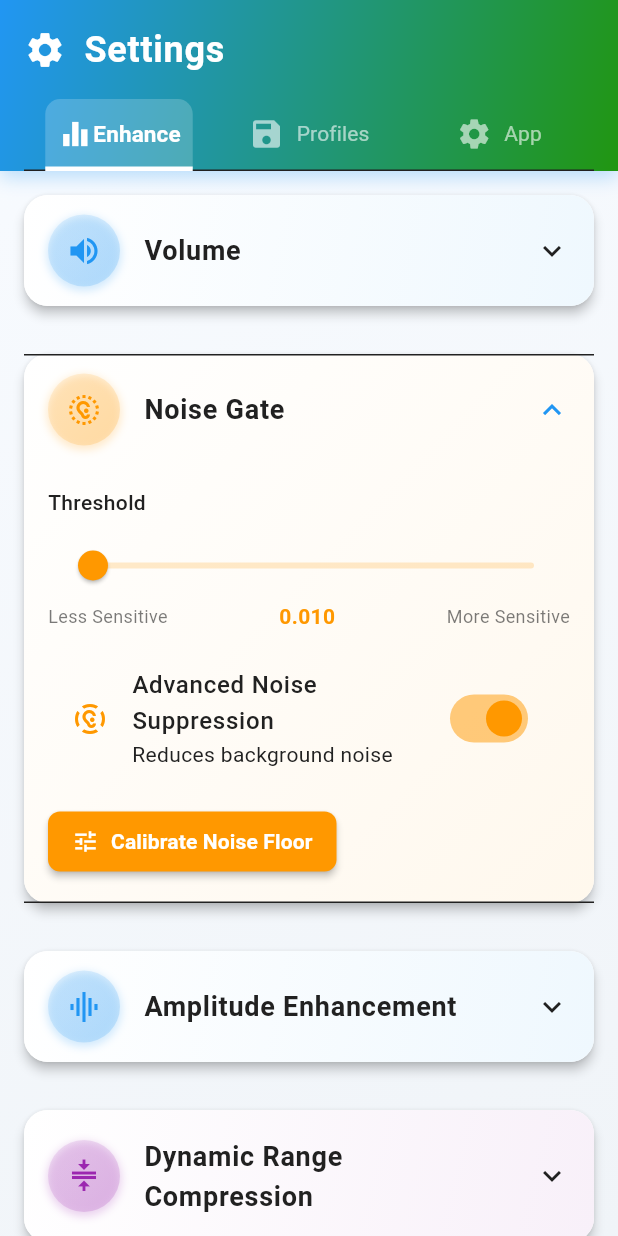
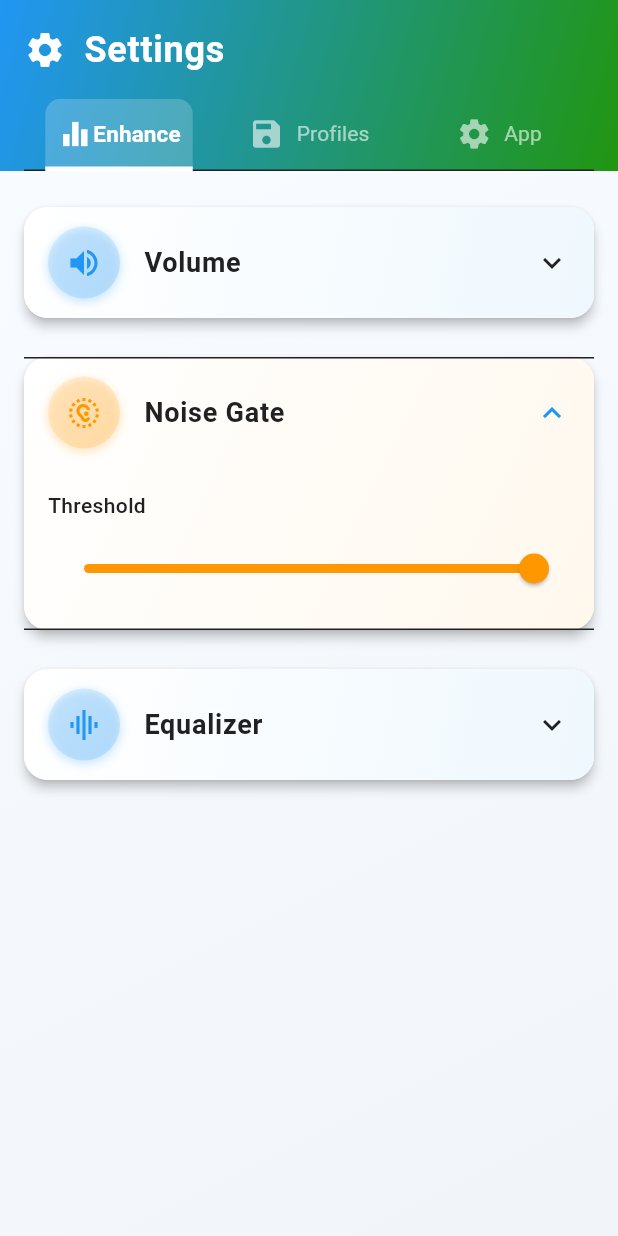
Before and after one commit to Mastermind-sap/hear-well, a Flutter app: the SettingScreen screen opened by its route, on a phone screen of 412 x 824 dp. Run offline on Flutter 3.47's test engine with Material 3 defaults, Android fonts, the light colour scheme and no system bars; our stand-ins replace cached_network_image, cloud_firestore, firebase_auth, firebase_core, flutter_blue_plus, flutter_image_compress and 9 more; missing offline and left inert: android_intent_plus, bluetooth_classic, cloudinary_public, fftea, flutter_background_service, flutter_sound and 1 more; accounts and stored records are empty; generated files the repository leaves out were written again; statements that could not run were skipped.

Commit message:
Native Audio Loop Back with visualization and Volume changing feature

```diff
--- /dev/null
+++ b/lib/features/setting/presentation/screens/audio_controller.dart
@@ -0,0 +1,299 @@
+import 'package:flutter/material.dart';
+import 'package:flutter/services.dart';
+
+class AudioControlsPage extends StatefulWidget {
+  @override
+  _AudioControlsPageState createState() => _AudioControlsPageState();
+}
+
+class _AudioControlsPageState extends State<AudioControlsPage> {
+  static const platform = MethodChannel('com.example.hear_well/control');
+
+  double _volume = 1.0; // Range 0.0 - 2.0
+  double _noiseGateThreshold = -50.0; // dB
+  List<double> _equalizerGains = [0, 0, 0, 0, 0]; // 5 bands: 60Hz, 230Hz, 910Hz, 3.6kHz, 14kHz
+
+
+  Future<void> _updateAudioSettings() async {
+    try {
+      await platform.invokeMethod('updateAudioSettings', {
+        'volume': _volume,
+        'noiseGateThreshold': _noiseGateThreshold,
+        'equalizerGains': _equalizerGains,
+      });
+    } on PlatformException catch (e) {
+      print("Failed to update audio settings: '${e.message}'.");
+    }
+  }
+
+  Widget _buildSlider(String label, double min, double max, double value, ValueChanged<double> onChanged) {
+    return Column(
+      crossAxisAlignment: CrossAxisAlignment.start,
+      children: [
+        Text(label, style: TextStyle(fontWeight: FontWeight.bold)),
+        Slider(
+          min: min,
+          max: max,
+          value: value,
+          onChanged: onChanged,
+        ),
+      ],
+    );
+  }
+
+  Widget _buildEqualizerSliders() {
+    final bandLabels = ['60Hz', '230Hz', '910Hz', '3.6kHz', '14kHz'];
+    return Column(
+      crossAxisAlignment: CrossAxisAlignment.start,
+      children: [
+        Text("Equalizer", style: TextStyle(fontWeight: FontWeight.bold)),
+        Row(
+          mainAxisAlignment: MainAxisAlignment.spaceEvenly,
+          children: List.generate(5, (index) {
+            return Column(
+              children: [
+                Text(bandLabels[index]),
+                RotatedBox(
+                  quarterTurns: -1,
+                  child: Slider(
+                    min: -12,
+                    max: 12,
+                    value: _equalizerGains[index],
+                    onChanged: (val) {
+                      setState(() {
+                        _equalizerGains[index] = val;
+                      });
+                      _updateAudioSettings();
+                    },
+                  ),
+                ),
+              ],
+            );
+          }),
+        ),
+      ],
+    );
+  }
+
+  Widget _buildSettingCard({
+    required String title,
+    required IconData icon,
+    required Widget child,
+    Color? iconColor,
+    bool initiallyExpanded = false,
+  }) {
+    final theme = Theme.of(context);
+    final colorScheme = theme.colorScheme;
+    final isDark = theme.brightness == Brightness.dark;
+    final baseColor = iconColor ?? colorScheme.primary;
+
+    return Card(
+      margin: EdgeInsets.symmetric(vertical: 8),
+      elevation: 3,
+      shape: RoundedRectangleBorder(borderRadius: BorderRadius.circular(16)),
+      child: Container(
+        decoration: BoxDecoration(
+          gradient: LinearGradient(
+            begin: Alignment.topLeft,
+            end: Alignment.bottomRight,
+            colors:
+                isDark
+                    ? [
+                      colorScheme.surface,
+                      Color.alphaBlend(
+                        baseColor.withOpacity(0.05),
+                        colorScheme.surface,
+                      ),
+                    ]
+                    : [
+                      Colors.white,
+                      Color.alphaBlend(
+                        baseColor.withOpacity(0.07),
+                        Colors.white,
+                      ),
+                    ],
+          ),
+          borderRadius: BorderRadius.circular(16),
+        ),
+        child: ExpansionTile(
+          initiallyExpanded: initiallyExpanded,
+          tilePadding: EdgeInsets.symmetric(horizontal: 16, vertical: 8),
+          childrenPadding: EdgeInsets.all(16),
+          leading: Container(
+            width: 48,
+            height: 48,
+            decoration: BoxDecoration(
+              gradient: LinearGradient(
+                begin: Alignment.topLeft,
+                end: Alignment.bottomRight,
+                colors: [
+                  baseColor.withOpacity(0.1),
+                  baseColor.withOpacity(0.2),
+                ],
+              ),
+              shape: BoxShape.circle,
+              boxShadow: [
+                BoxShadow(
+                  color: baseColor.withOpacity(0.2),
+                  spreadRadius: 1,
+                  blurRadius: 4,
+                  offset: Offset(0, 2),
+                ),
+              ],
+            ),
+            child: Icon(icon, color: baseColor),
+          ),
+          title: Text(
+            title,
+            style: TextStyle(
+              fontSize: 18,
+              fontWeight: FontWeight.bold,
+              color: colorScheme.onSurface,
+            ),
+          ),
+          children: [child],
+        ),
+      ),
+    );
+  }
+
+  @override
+  Widget build(BuildContext context) {
+    final theme = Theme.of(context);
+    final colorScheme = theme.colorScheme;
+    final isDark = theme.brightness == Brightness.dark;
+    double screenWidth = MediaQuery.of(context).size.width;
+    double height = MediaQuery.of(context).size.height;
+    return Scaffold(
+      body: SingleChildScrollView(
+        child: Container(
+          height: height,
+          decoration: BoxDecoration(
+            gradient: LinearGradient(
+              begin: Alignment.topLeft,
+              end: Alignment.bottomRight,
+              colors:
+                  isDark
+                      ? [Color(0xFF1A1A2E), Color(0xFF16213E)]
+                      : [Color(0xFFF8FBFF), Color(0xFFF0F4F8)],
+            ),
+          ),
+          child: Column(
+            children: [
+              Padding(
+                padding: const EdgeInsets.all(16.0),
+                child: SingleChildScrollView(
+                  child: Column(
+                    crossAxisAlignment: CrossAxisAlignment.start,
+                    children: [
+                      _buildSettingCard(
+                        title: "Volume",
+                        icon: Icons.volume_up,
+                    iconColor: colorScheme.primary,
+                    child: Column(
+                      crossAxisAlignment: CrossAxisAlignment.start,
+                      mainAxisSize: MainAxisSize.min,
+                      children: [
+                        SliderTheme(
+                          data: SliderTheme.of(context).copyWith(
+                            activeTrackColor: colorScheme.primary,
+                            inactiveTrackColor: colorScheme.primary.withOpacity(0.2),
+                            thumbColor: colorScheme.primary,
+                            overlayColor: colorScheme.primary.withOpacity(0.2),
+                          ),
+                          child: Slider(
+                            min: 0,
+                            max: 100,
+                            value: _volume,
+                            onChanged: (val) {
+                              setState(() => _volume = val);
+                              _updateAudioSettings();
+                            },
+                          ),
+                        ),
+                        Row(
+                          mainAxisAlignment: MainAxisAlignment.spaceBetween,
+                          children: [
+                            Icon(
+                              Icons.volume_mute,
+                              color: colorScheme.onSurface.withOpacity(0.6),
+                              size: 20,
+                            ),
+                            Text(
+                              '${_volume.toStringAsFixed(0)}%',
+                              style: TextStyle(
+                                color: colorScheme.primary,
+                                fontWeight: FontWeight.bold,
+                                fontSize: 16,
+                              ),
+                            ),
+                            Icon(
+                              Icons.volume_up,
+                              color: colorScheme.onSurface.withOpacity(0.6),
+                              size: 20,
+                            ),
+                          ],
+                        ),
+                      ],
+                    ),
+
+                      ),
+                      SizedBox(height: 10), // Adjusted spacing
+                      _buildSettingCard(
+                        title: "Noise Gate",
+                        icon: Icons.noise_aware,
+                    iconColor: Colors.orange,
+                    initiallyExpanded: true,
+                    child: ConstrainedBox(
+                      constraints: BoxConstraints(
+                        // Constrain the height so it doesn't overflow
+                        maxHeight: MediaQuery.of(context).size.height * 0.4,
+                      ),
+                      child: SingleChildScrollView(
+                        child: Column(
+                          crossAxisAlignment: CrossAxisAlignment.start,
+                          mainAxisSize: MainAxisSize.min,
+                          children: [
+                            Text(
+                              'Threshold',
+                              style: TextStyle(
+                                fontWeight: FontWeight.w500,
+                                color: colorScheme.onSurface,
+                              ),
+                            ),
+                            const SizedBox(height: 8),
+                            SliderTheme(
+                              data: SliderTheme.of(context).copyWith(
+                                activeTrackColor: Colors.orange,
+                                inactiveTrackColor: Colors.orange.withOpacity(0.2),
+                                thumbColor: Colors.orange,
+                                overlayColor: Colors.orange.withOpacity(0.2),
+                              ),
+                              child: Slider(
+                                min: 0.0,
+                                max: 0.5,
+                                value: -(_noiseGateThreshold)/100.0,
+                                onChanged: (val) {
+                                  setState(() => _noiseGateThreshold = -val * 100.0);
+                                  _updateAudioSettings();
+                                },
+                              ),
+                            ), ]))
+                      ),),
+                      SizedBox(height: 10), // Adjusted spacing
+                      _buildSettingCard(
+                        title: "Equalizer",
+                        icon: Icons.graphic_eq,
+                        child: _buildEqualizerSliders(),
+                      ),
+                    ],
+                  ),
+                ),
+              ),
+            ],
+          ),
+        ),
+      ),
+    );
+  }
+}
--- a/lib/features/setting/presentation/screens/setting_screen.dart
+++ b/lib/features/setting/presentation/screens/setting_screen.dart
@@ -2,6 +2,7 @@ import 'package:flutter/services.dart';
 import 'package:hear_well/core/utils/services/authentication/auth_service.dart';
 import 'package:hear_well/features/connection/presentation/screens/connection_screen.dart';
 import 'package:hear_well/features/features.dart';
+import 'package:hear_well/features/setting/presentation/screens/audio_controller.dart';
 import 'package:hear_well/main.dart';
 import 'package:hear_well/services/audio/models/audio_profile.dart';
 import 'package:flutter/material.dart';
@@ -386,7 +387,8 @@ class _SettingScreenState extends State<SettingScreen>
               child: TabBarView(
                 controller: _tabController,
                 children: [
-                  _buildEnhancementSettings(),
+                  // _buildEnhancementSettings(),
+                  AudioControlsPage(),
                   _buildProfileSettings(),
                   _buildAppSettings(),
                 ],
```
Also changed, not shown: lib/features/home/presentation/screens/home_screen.dart (+140 -27 lines), lib/services/audio_service.dart (+0 -88 lines), 1 other file.
